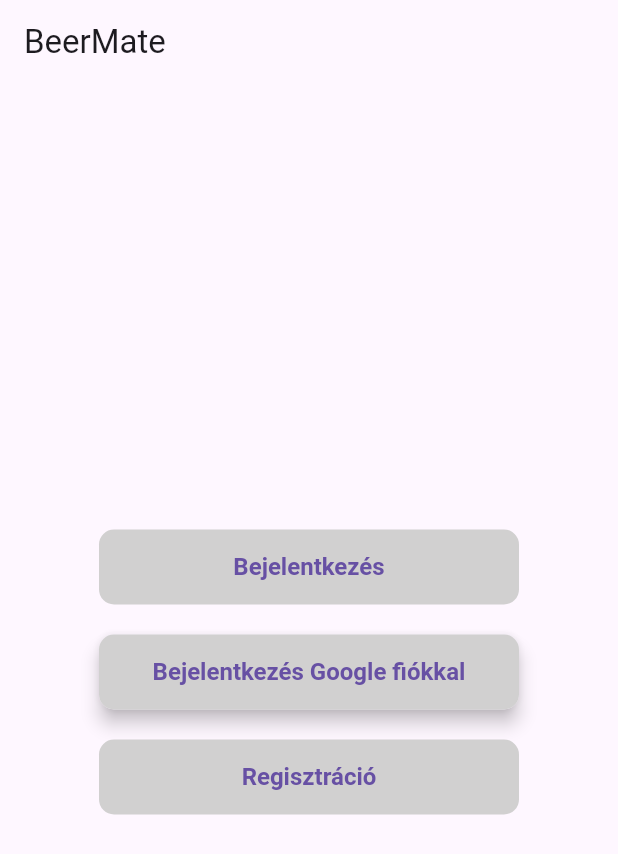
After one commit to botonyy/beermate_2, a Flutter app: the screen it shows after launch, on a phone screen of 412 x 824 dp. The commit adds this screen. Shown: the top 854 px of the screen. Run offline on Flutter 3.47's test engine with Material 3 defaults, Android fonts, the phone set to English and light mode, and no system bars; our stand-ins replace cloud_firestore, firebase_core; accounts and stored records are empty.

```diff
--- /dev/null
+++ b/lib/screens/starter_screen.dart
@@ -0,0 +1,107 @@
+import 'package:beermate_2/screens/login_screen.dart';
+import 'package:beermate_2/screens/regist_screen.dart';
+import 'package:flutter/material.dart';
+
+class StarterPage extends StatelessWidget {
+  const StarterPage({super.key});
+
+  @override
+  Widget build(BuildContext context) {
+    return Scaffold(
+      appBar: AppBar(
+        title: const Text('BeerMate'),
+      ),
+      body: Center(
+        child: Column(
+          mainAxisAlignment: MainAxisAlignment.center,
+          children: [
+            const SizedBox(height: 16),
+            Container(
+              width: 280,
+              height: 50,
+              decoration: BoxDecoration(
+                color: const Color.fromARGB(255, 209, 208, 208),
+                borderRadius: BorderRadius.circular(10),
+              ),
+              child: ElevatedButton(
+                onPressed: () {
+                  Navigator.push(context,
+                      MaterialPageRoute(builder: (context) => const LoginPage()));
+                },
+                style: ButtonStyle(
+                  textStyle: WidgetStateProperty.all<TextStyle>(
+                    const TextStyle(
+                      fontSize: 16,
+                      fontWeight: FontWeight.bold,
+                    ),
+                  ),
+                  backgroundColor:
+                      WidgetStateProperty.all<Color>(Colors.transparent),
+                  elevation: WidgetStateProperty.all<double>(0),
+                ),
+                child: const Text('Bejelentkezés'),
+              ),
+            ),
+            const SizedBox(height: 16),
+            Card(
+              elevation: 5,
+              shape: RoundedRectangleBorder(
+                borderRadius: BorderRadius.circular(10),
+              ),
+              child: Container(
+                width: 280,
+                height: 50,
+                decoration: BoxDecoration(
+                  color: const Color.fromARGB(255, 209, 208, 208),
+                  borderRadius: BorderRadius.circular(10),
+                ),
+                child: ElevatedButton(
+                  onPressed: () async {},
+                  style: ButtonStyle(
+                    textStyle: WidgetStateProperty.all<TextStyle>(
+                      const TextStyle(
+                        fontSize: 16,
+                        fontWeight: FontWeight.bold,
+                      ),
+                    ),
+                    backgroundColor:
+                        WidgetStateProperty.all<Color>(Colors.transparent),
+                    elevation: WidgetStateProperty.all<double>(0),
+                  ),
+                  child: const Text('Bejelentkezés Google fiókkal'),
+                ),
+              ),
+            ),
+            const SizedBox(height: 16),
+            Container(
+              width: 280,
+              height: 50,
+              decoration: BoxDecoration(
+                color: const Color.fromARGB(255, 209, 208, 208),
+                borderRadius: BorderRadius.circular(10),
+              ),
+              child: ElevatedButton(
+                onPressed: () {
+                  Navigator.push(context,
+                      MaterialPageRoute(builder: (context) => const RegisterPage()));
+                },
+                style: ButtonStyle(
+                  textStyle: WidgetStateProperty.all<TextStyle>(
+                    const TextStyle(
+                      fontSize: 16,
+                      fontWeight: FontWeight.bold,
+                    ),
+                  ),
+                  backgroundColor:
+                      WidgetStateProperty.all<Color>(Colors.transparent),
+                  elevation: WidgetStateProperty.all<double>(0),
+                ),
+                child: const Text('Regisztráció'),
+              ),
+            ),
+          ],
+        ),
+      ),
+    );
+  }
+}
```
Also changed, not shown: lib/main.dart (+3 -107 lines), lib/screens/home_screen.dart (+64 -3 lines), lib/screens/login_screen.dart (+7 -3 lines), lib/services/firestore.dart (added, +23 -0 lines), 1 other file.
